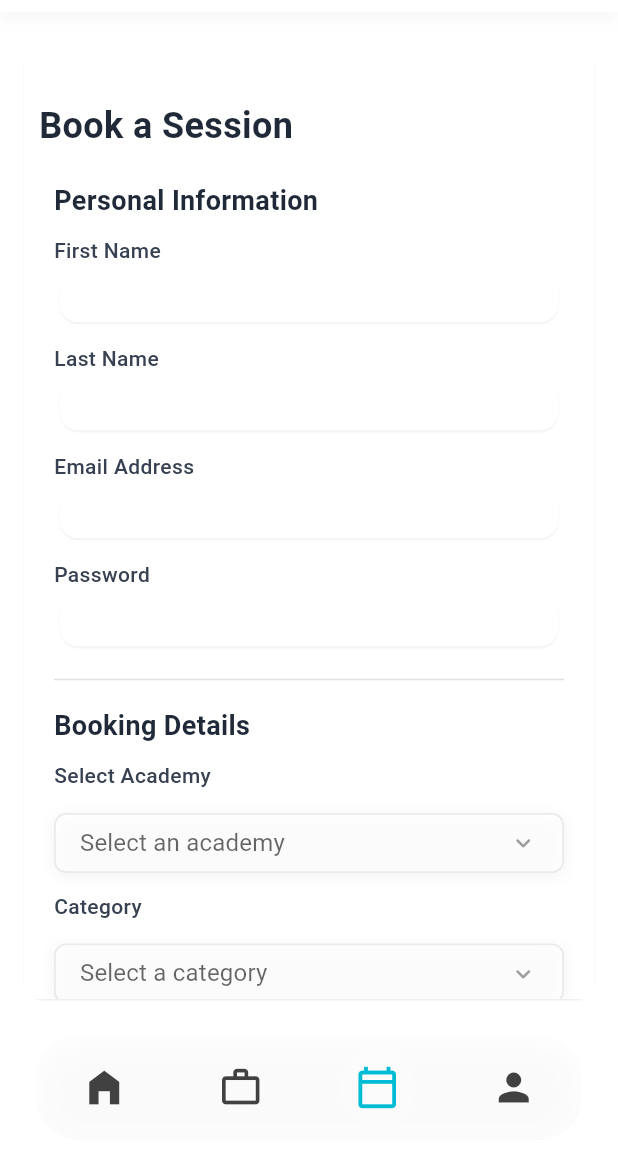
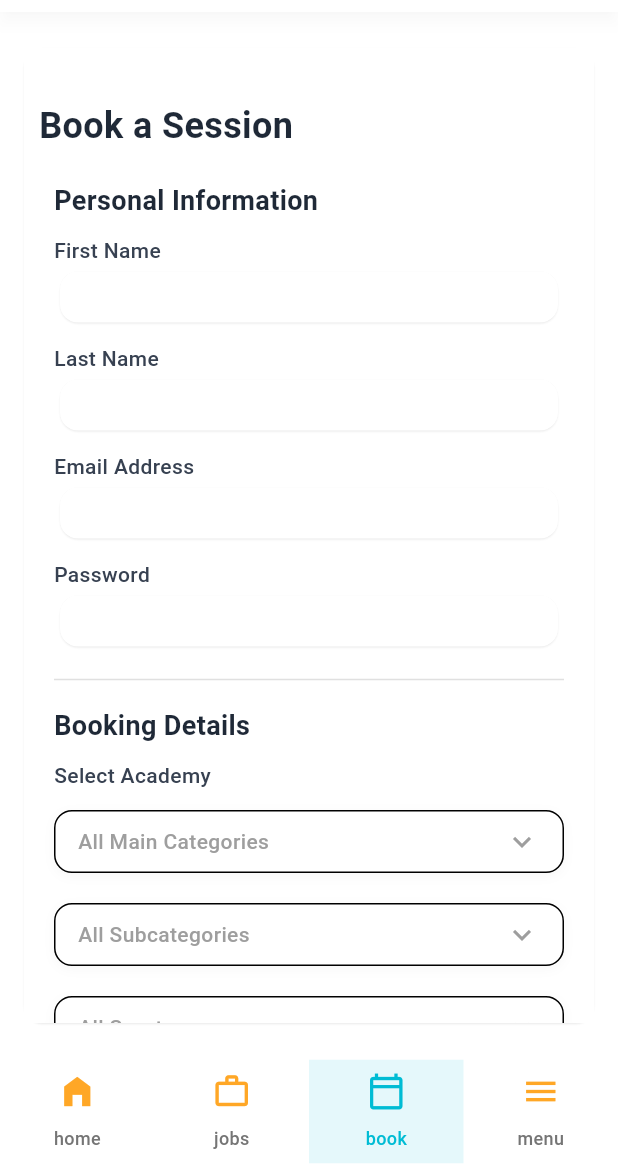
Before and after one commit to MTS-Services/Batteryqk_web-version-App-, a Flutter app: the CustomBottomNavigationBar screen opened directly, item 3 of the bottom bar chosen, on a phone screen of 412 x 824 dp, the part 72-1236 px from its top. Run offline on Flutter 3.47's test engine with Material 3 defaults, Android fonts, the phone set to English and light mode, and no system bars; drawn by our look-alikes of dropdown_button2; our stand-ins replace firebase_auth, firebase_core, font_awesome_flutter, get, google_fonts, pin_code_fields; accounts and stored records are empty; network calls fail.

Commit message:
change bottomnavigation

```diff
--- a/lib/app.dart
+++ b/lib/app.dart
@@ -1,3 +1,4 @@
+import 'package:batteryqk_web_app/common/widgets/custom_bottom_navigation_bar.dart';
 import 'package:batteryqk_web_app/features/admin/admin_panel.dart';
 import 'package:batteryqk_web_app/features/admin/listings_tab.dart';
 import 'package:batteryqk_web_app/features/authentication/views/listings.dart';
@@ -13,7 +14,7 @@ class App extends StatelessWidget {
   @override
   Widget build(BuildContext context) {
     return GetMaterialApp(
-      home: SplashScreen(),
+      home: CustomBottomNavigationBar(),
       debugShowCheckedModeBanner: false,
       themeMode: ThemeMode.dark,
       theme: ThemeData(
--- a/lib/common/widgets/custom_bottom_navigation_bar.dart
+++ b/lib/common/widgets/custom_bottom_navigation_bar.dart
@@ -5,6 +5,7 @@ import 'package:batteryqk_web_app/features/authentication/views/home_screen.dart
 import 'package:batteryqk_web_app/features/authentication/views/listings.dart';
 import 'package:batteryqk_web_app/features/authentication/views/menu_screen.dart';
 import 'package:batteryqk_web_app/util/colors.dart';
+import 'package:get/get.dart';
 
 class CustomBottomNavigationBar extends StatefulWidget {
   const CustomBottomNavigationBar({super.key});
@@ -28,35 +29,29 @@ class _CustomBottomNavigationBarState extends State<CustomBottomNavigationBar> {
   Widget build(BuildContext context) {
     return Scaffold(
       backgroundColor: AppColor.whiteColor,
-      body: _pages[_currentIndex],
-      bottomNavigationBar: Padding(
-        padding: const EdgeInsets.only(bottom: 16.0, left: 24, right: 24),
-        child: ClipRRect(
-          borderRadius: BorderRadius.circular(30),
+      body: AnimatedSwitcher(
+        duration: const Duration(milliseconds: 300),
+        child: _pages[_currentIndex],
+      ),
+      bottomNavigationBar: ClipRRect(
+        borderRadius: BorderRadius.zero, // No border radius
         child: BackdropFilter(
-            filter: ImageFilter.blur(sigmaX: 10, sigmaY: 10),
+          filter: ImageFilter.blur(sigmaX: 15, sigmaY: 15),
           child: Container(
             height: 70,
+            width: double.infinity, // Make it fill the entire width
             decoration: BoxDecoration(
-                color: Colors.white.withOpacity(0.85),
-                borderRadius: BorderRadius.circular(30),
-                boxShadow: [
-                  BoxShadow(
-                    color: Colors.black12,
-                    blurRadius: 12,
-                    offset: Offset(0, 4),
-                  ),
-                ],
+              color: Colors.white.withOpacity(0.9), // Slight opacity
+              borderRadius: BorderRadius.zero, // Remove rounded corners
             ),
             child: Row(
               mainAxisAlignment: MainAxisAlignment.spaceAround,
               children: [
-                  _buildNavItem(Icons.home_filled, 0),
-                  _buildNavItem(Icons.work_outline, 1),
-                  _buildNavItem(Icons.calendar_today_outlined, 2),
-                  _buildNavItem(Icons.person, 3),
+                _buildNavItem(Icons.home_filled, 'home'.tr, 0),
+                _buildNavItem(Icons.work_outline, 'jobs'.tr, 1),
+                _buildNavItem(Icons.calendar_today_outlined, 'book'.tr, 2),
+                _buildNavItem(Icons.menu, 'menu'.tr, 3),
               ],
-              ),
             ),
           ),
         ),
@@ -64,27 +59,39 @@ class _CustomBottomNavigationBarState extends State<CustomBottomNavigationBar> {
     );
   }
 
-  Widget _buildNavItem(IconData icon, int index) {
+  Widget _buildNavItem(IconData icon, String label, int index) {
     final bool isSelected = _currentIndex == index;
 
-    return GestureDetector(
+    return Expanded(
+      child: InkWell(
+        borderRadius: BorderRadius.circular(30),
         onTap: () => setState(() => _currentIndex = index),
-      child: Container(
-        padding: const EdgeInsets.all(10),
+        child: AnimatedContainer(
+          duration: const Duration(milliseconds: 300),
+          padding: const EdgeInsets.symmetric(vertical: 8),
           decoration: BoxDecoration(
-          shape: BoxShape.circle,
-          color:
-              isSelected
-                  ? const Color.fromARGB(255, 255, 255, 255).withOpacity(0.15)
-                  : Colors.transparent,
+            color: isSelected ? AppColor.blueColor.withOpacity(0.1) : null,
+            borderRadius: BorderRadius.circular(0),
           ),
-        child: Icon(
+          child: Column(
+            mainAxisSize: MainAxisSize.min,
+            children: [
+              Icon(
                 icon,
-          size: 30,
-          color:
-              isSelected
-                  ? AppColor.blueColor
-                  : const Color.fromARGB(255, 65, 65, 65),
+                size: 26,
+                color: isSelected ? AppColor.blueColor : AppColor.orangeColor,
+              ),
+              const SizedBox(height: 10),
+              Text(
+                label,
+                style: TextStyle(
+                  fontSize: 12,
+                  fontWeight: FontWeight.w500,
+                  color: isSelected ? AppColor.blueColor : Colors.grey.shade600,
+                ),
+              ),
+            ],
+          ),
         ),
       ),
     );
--- a/lib/common/widgets/custom_dropdown.dart
+++ b/lib/common/widgets/custom_dropdown.dart
@@ -4,12 +4,14 @@ import 'package:flutter/material.dart';
 
 class CustomDropdownButton extends StatefulWidget {
   final String listType;
+  double? fontSize=16;
   final List<String> itemList;
 
-  const CustomDropdownButton({
+  CustomDropdownButton({
     super.key,
     required this.itemList,
     required this.listType,
+    this.fontSize,
   });
 
   @override
@@ -55,7 +57,7 @@ class _CustomDropdownButtonState extends State<CustomDropdownButton> {
             hint: Text(
               widget.listType,
               style: TextStyle(
-                fontSize: 16,
+                fontSize: widget.fontSize,
                 fontWeight: FontWeight.w400,
                 color: Theme.of(context).hintColor,
               ),
@@ -109,10 +111,10 @@ class _CustomDropdownButtonState extends State<CustomDropdownButton> {
             ),
             buttonStyleData: ButtonStyleData(
               decoration: BoxDecoration(
-                color: Colors.white.withOpacity(0.7),
+                color: AppColor.whiteColor,
                 borderRadius: BorderRadius.circular(8),
                 border: Border.all(
-                  color: isFocused ? AppColor.blueColor : Colors.grey.withOpacity(0.2),
+                  color: Colors.black,
                   width: isFocused ? 2 : 1.2,
                 ),
                 boxShadow: [
--- a/lib/features/admin/bookings_tab.dart
+++ b/lib/features/admin/bookings_tab.dart
@@ -103,7 +103,6 @@ class _BookingsTabState extends State<BookingsTab> {
                     ],
                   ),
                 ),
-                const SizedBox(width: 8),
                 Expanded(
                   child: Column(
                     crossAxisAlignment: CrossAxisAlignment.start,
@@ -138,8 +137,6 @@ class _BookingsTabState extends State<BookingsTab> {
                     ],
                   ),
                 ),
-                const SizedBox(width: 8),
-
                 Expanded(
                   child: Padding(
                     padding: EdgeInsets.only(top: 10),
--- a/lib/features/authentication/views/book_screen.dart
+++ b/lib/features/authentication/views/book_screen.dart
@@ -2,6 +2,7 @@ import 'package:batteryqk_web_app/common/widgets/calender_screen.dart';
 import 'package:batteryqk_web_app/common/widgets/custom_app_bar.dart';
 import 'package:batteryqk_web_app/common/widgets/custom_dropdown.dart';
 import 'package:batteryqk_web_app/common/widgets/custom_text_field.dart';
+import 'package:batteryqk_web_app/common/widgets/multi_dropdown.dart';
 import 'package:batteryqk_web_app/util/colors.dart';
 import 'package:flutter/gestures.dart';
 import 'package:flutter/material.dart';
@@ -15,31 +16,9 @@ class BookScreen extends StatefulWidget {
 }
 
 class _BookScreenState extends State<BookScreen> {
-  String? selectedAcademy;
-  String? selectedCategory;
   String? selectedAgeGroup;
 
   bool isChecked = true;
-
-  final List<String> academies = [
-    'Elite Swimming Academy',
-    'Champions Football Academy',
-    'Little Stars Nursery',
-    'Hoops Basketball Center',
-    'Ace Tennis Club',
-    'Bright Beginnings Nursery',
-  ];
-
-  final List<String> categories = [
-    'Swimming',
-    'Football',
-    'Basketball',
-    'Tennis',
-    'Badminton',
-    'Cricket',
-    'Gymnastics',
-    'Other',
-  ];
 
   final List<String> ageGroups = [
     'Toddlers(0-5 years',
@@ -164,21 +143,7 @@ class _BookScreenState extends State<BookScreen> {
                         const SizedBox(height: 10),
                         Text('Select Academy'),
                         const SizedBox(height: 3),
-                        CustomDropdownButton(
-                          itemList: academies,
-                          listType: 'Select an academy',
-                        ),
-
-                        Text(
-                          'Category',
-                          style: Theme.of(context).textTheme.bodyMedium,
-                        ),
-                        const SizedBox(height: 3),
-                        CustomDropdownButton(
-                          itemList: categories,
-                          listType: 'Select a category',
-                        ),
-
+                        MultiDropDown(),
                         const SizedBox(height: 3),
                         Text(
                           'Date',
```
Lines whose indentation alone changed are shown as unchanged.
